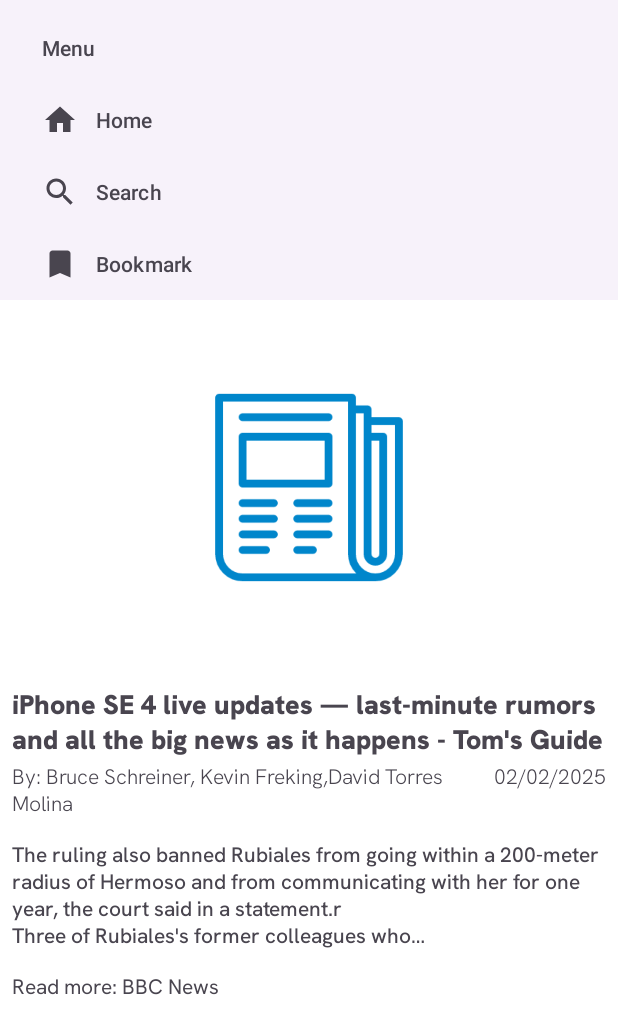
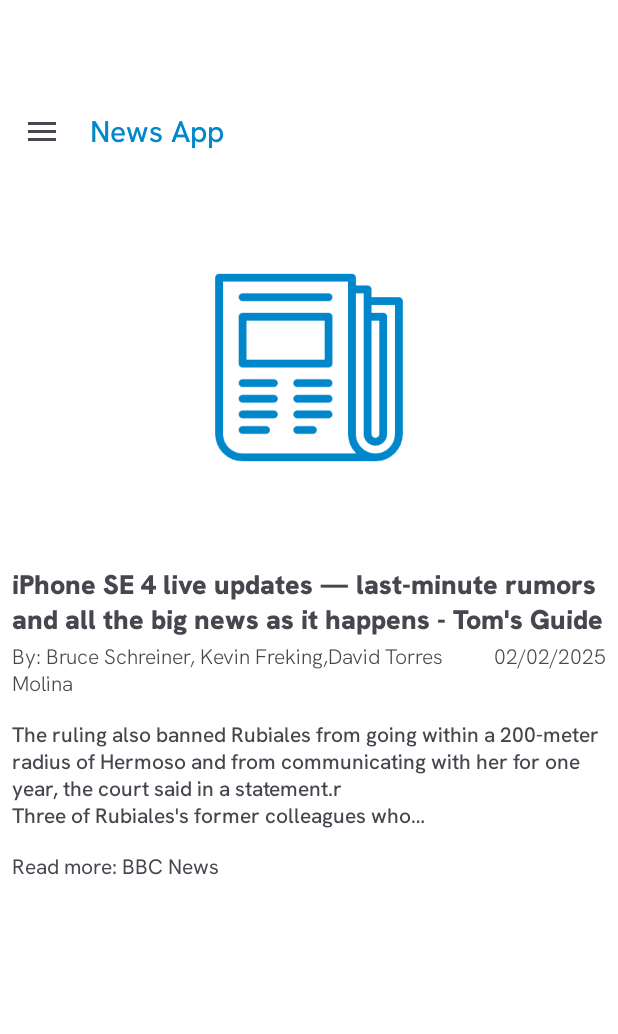
Before and after one commit to Dtorres4433/NewsApp, an Android app: the ContentActivity screen opened directly, with no data from a screen before it, on a phone screen of 412 x 824 dp. Shown: the top 1034 px of the screen. Run offline under Robolectric (Android 15) with nearby library versions, the phone set to English and light mode, and no system bars; pictures from the network do not load.

Commit message:
Feature: Add navigation drawer and new activities for bookmarks and search

```diff
--- a/app/src/main/AndroidManifest.xml
+++ b/app/src/main/AndroidManifest.xml
@@ -14,6 +14,12 @@
         android:supportsRtl="true"
         android:theme="@style/Theme.NewsApp"
         tools:targetApi="31">
+        <activity
+            android:name=".Activities.BookMarkActivity"
+            android:exported="false" />
+        <activity
+            android:name=".Activities.SearchActivity"
+            android:exported="false" />
         <activity
             android:name=".Activities.ContentActivity"
             android:exported="false" />
--- a/app/src/main/java/com/torresdavid/newsapp/Activities/ContentActivity.kt
+++ b/app/src/main/java/com/torresdavid/newsapp/Activities/ContentActivity.kt
@@ -5,15 +5,21 @@ import android.graphics.Color
 import android.net.Uri
 import android.os.Build
 import android.os.Bundle
+import androidx.appcompat.widget.Toolbar
 import android.widget.ImageView
 import android.widget.TextView
+import android.widget.Toast
 import androidx.activity.enableEdgeToEdge
 import androidx.annotation.RequiresApi
+import androidx.appcompat.app.ActionBarDrawerToggle
 import androidx.appcompat.app.AppCompatActivity
+import androidx.core.view.GravityCompat
 import androidx.core.view.ViewCompat
 import androidx.core.view.WindowInsetsCompat
+import androidx.drawerlayout.widget.DrawerLayout
 import coil3.load
 import coil3.request.crossfade
+import com.google.android.material.navigation.NavigationView
 import com.torresdavid.newsapp.Classes.Articles
 import com.torresdavid.newsapp.R
 import java.time.ZoneId
@@ -21,6 +27,11 @@ import java.time.ZonedDateTime
 import java.time.format.DateTimeFormatter
 
 class ContentActivity : AppCompatActivity() {
+    @RequiresApi(Build.VERSION_CODES.O)
+    private lateinit var drawerLayout: DrawerLayout
+    private lateinit var navView: NavigationView
+    private lateinit var toggle: ActionBarDrawerToggle
+
     @RequiresApi(Build.VERSION_CODES.O)
     override fun onCreate(savedInstanceState: Bundle?) {
         super.onCreate(savedInstanceState)
@@ -31,6 +42,38 @@ class ContentActivity : AppCompatActivity() {
             v.setPadding(systemBars.left, systemBars.top, systemBars.right, systemBars.bottom)
             insets
         }
+        drawerLayout = findViewById(R.id.main)
+        navView = findViewById(R.id.nav_view)
+        val toolbar:Toolbar = findViewById(R.id.toolbar)
+        setSupportActionBar(toolbar)
+
+        navView.setNavigationItemSelectedListener { menuItem ->
+            when (menuItem.itemId) {
+                R.id.nav_home -> {
+                    /*val intent = Intent(this, NewsActivity::class.java)
+                    startActivity(intent)*/
+                    Toast.makeText(this, "Home", Toast.LENGTH_SHORT).show()
+                }
+                R.id.nav_search -> {
+                    /*val intent = Intent(this, SearchActivity::class.java)
+                    startActivity(intent)*/
+                    Toast.makeText(this, "Home", Toast.LENGTH_SHORT).show()
+                }
+                R.id.bookmark -> {
+/*                    val intent = Intent(this, BookMarkActivity::class.java)
+                    startActivity(intent)*/
+                    Toast.makeText(this, "Home", Toast.LENGTH_SHORT).show()
+
+                }
+            }
+            drawerLayout.closeDrawer(GravityCompat.START)
+            true
+        }
+
+        toggle = ActionBarDrawerToggle(this, drawerLayout,toolbar,R.string.navigation_drawer_open,R.string.navigation_drawer_close)
+        drawerLayout.addDrawerListener(toggle)
+        toggle.syncState()
+
         val article = intent.getParcelableExtra<Articles>("article")
         if (article != null) {
             val title: TextView = findViewById(R.id.textView)
@@ -66,6 +109,17 @@ class ContentActivity : AppCompatActivity() {
         }
     }
 
+
+    @RequiresApi(Build.VERSION_CODES.O)
+    override fun onBackPressed() {
+        if (drawerLayout.isDrawerOpen(GravityCompat.START)) {
+            drawerLayout.closeDrawer(GravityCompat.START)
+        } else {
+            super.onBackPressed()
+        }
+    }
+
+
     @RequiresApi(Build.VERSION_CODES.O)
     private fun formatedDate(publishedAt: String): CharSequence? {
         val zonedDateTime = ZonedDateTime.parse(publishedAt)
--- a/app/src/main/res/layout/activity_content.xml
+++ b/app/src/main/res/layout/activity_content.xml
@@ -1,5 +1,5 @@
 <?xml version="1.0" encoding="utf-8"?>
-<androidx.constraintlayout.widget.ConstraintLayout xmlns:android="http://schemas.android.com/apk/res/android"
+<androidx.drawerlayout.widget.DrawerLayout xmlns:android="http://schemas.android.com/apk/res/android"
     xmlns:app="http://schemas.android.com/apk/res-auto"
     xmlns:tools="http://schemas.android.com/tools"
     android:id="@+id/main"
@@ -9,21 +9,39 @@
     tools:context=".Activities.ContentActivity">
 
     <com.google.android.material.navigation.NavigationView
-        android:id="@+id/navigationView"
+        android:id="@+id/nav_view"
+        android:layout_width="wrap_content"
+        android:layout_height="match_parent"
+        android:layout_gravity="start"
+        android:background="@color/white"
+        app:headerLayout="@layout/nav_header"
+        app:menu="@menu/navigation_drawer" />
+
+    <androidx.constraintlayout.widget.ConstraintLayout
         android:layout_width="match_parent"
-        android:layout_height="wrap_content"
-        app:menu="@menu/navigation_drawer"
+        android:layout_height="match_parent">
+
+        <androidx.appcompat.widget.Toolbar
+            android:id="@+id/toolbar"
+            android:layout_marginTop="56dp"
+            android:layout_width="match_parent"
+            android:layout_height="?attr/actionBarSize"
             app:layout_constraintEnd_toEndOf="parent"
             app:layout_constraintStart_toStartOf="parent"
-        app:layout_constraintTop_toTopOf="parent" />
+            app:layout_constraintTop_toTopOf="parent"
+            app:titleTextAppearance="@style/CustomToolbarTitleText"
+            app:popupTheme="@style/Theme.NewsApp.PopupOverlay"
+            app:navigationIconTint="@color/primary"/>
+
 
         <ImageView
             android:id="@+id/imageView2"
             android:layout_width="0dp"
             android:layout_height="250dp"
+            android:contentDescription="TODO"
             app:layout_constraintEnd_toEndOf="parent"
             app:layout_constraintStart_toStartOf="parent"
-        app:layout_constraintTop_toBottomOf="@+id/navigationView"
+            app:layout_constraintTop_toBottomOf="@+id/toolbar"
             app:srcCompat="@drawable/img" />
 
         <TextView
@@ -100,4 +118,9 @@
             app:layout_constraintEnd_toEndOf="parent"
             app:layout_constraintStart_toEndOf="@+id/textView5"
             app:layout_constraintTop_toBottomOf="@+id/textView4" />
+
+
     </androidx.constraintlayout.widget.ConstraintLayout>
+
+
+</androidx.drawerlayout.widget.DrawerLayout>
--- a/app/src/main/res/layout/activity_news.xml
+++ b/app/src/main/res/layout/activity_news.xml
@@ -58,6 +58,7 @@
                 android:id="@+id/chipGroup"
                 android:layout_width="wrap_content"
                 android:layout_height="wrap_content"
+                android:layout_gravity="center"
                 app:checkedChip="@id/chipGeneral"
                 app:singleLine="true"
                 app:singleSelection="true">
--- a/app/src/main/res/menu/navigation_drawer.xml
+++ b/app/src/main/res/menu/navigation_drawer.xml
@@ -1,9 +1,6 @@
 <?xml version="1.0" encoding="utf-8"?>
-<menu xmlns:android="http://schemas.android.com/apk/res/android">
-    <item
-        android:id="@+id/nav_menu"
-        android:title="Menu">
-        <menu>
+<menu xmlns:android="http://schemas.android.com/apk/res/android"
+    xmlns:app="http://schemas.android.com/apk/res-auto">
     <item
         android:id="@+id/nav_home"
         android:icon="@drawable/home"
@@ -15,8 +12,5 @@
     <item
         android:id="@+id/bookmark"
         android:icon="@drawable/bookmark"
-                android:title="Bookmark"/>
+        android:title="Bookmark" />
 </menu>
-    </item>
-
-</menu>
--- a/app/src/main/res/values/themes.xml
+++ b/app/src/main/res/values/themes.xml
@@ -23,4 +23,10 @@
     <style name="Theme.NewsApp.AppBarOverlay" parent="ThemeOverlay.AppCompat.Dark.ActionBar" />
 
     <style name="Theme.NewsApp.PopupOverlay" parent="ThemeOverlay.AppCompat.Light" />
+
+    <style name="CustomToolbarTitleText" parent="TextAppearance.Widget.AppCompat.Toolbar.Title">
+        <item name="fontFamily">@font/hankengrotesk_medium</item>
+        <item name="android:textColor">@color/primary</item>
+
+    </style>
 </resources>
--- a/gradle/libs.versions.toml
+++ b/gradle/libs.versions.toml
@@ -1,5 +1,5 @@
 [versions]
-agp = "8.8.1"
+agp = "8.9.0"
 coilCompose = "3.1.0"
 coilNetworkOkhttp = "3.1.0"
 gson = "2.11.0"
```
Also changed, not shown: app/src/main/java/com/torresdavid/newsapp/Activities/BookMarkActivity.kt (added, +21 -0 lines), app/src/main/java/com/torresdavid/newsapp/Activities/SearchActivity.kt (added, +21 -0 lines), app/src/main/res/drawable/nav_header_background.xml (added, +13 -0 lines), app/src/main/res/layout/activity_book_mark.xml (added, +10 -0 lines), app/src/main/res/layout/activity_search.xml (added, +10 -0 lines), app/src/main/res/layout/nav_header.xml (added, +30 -0 lines), gradle/wrapper/gradle-wrapper.properties. Lines whose indentation alone changed are shown as unchanged.
